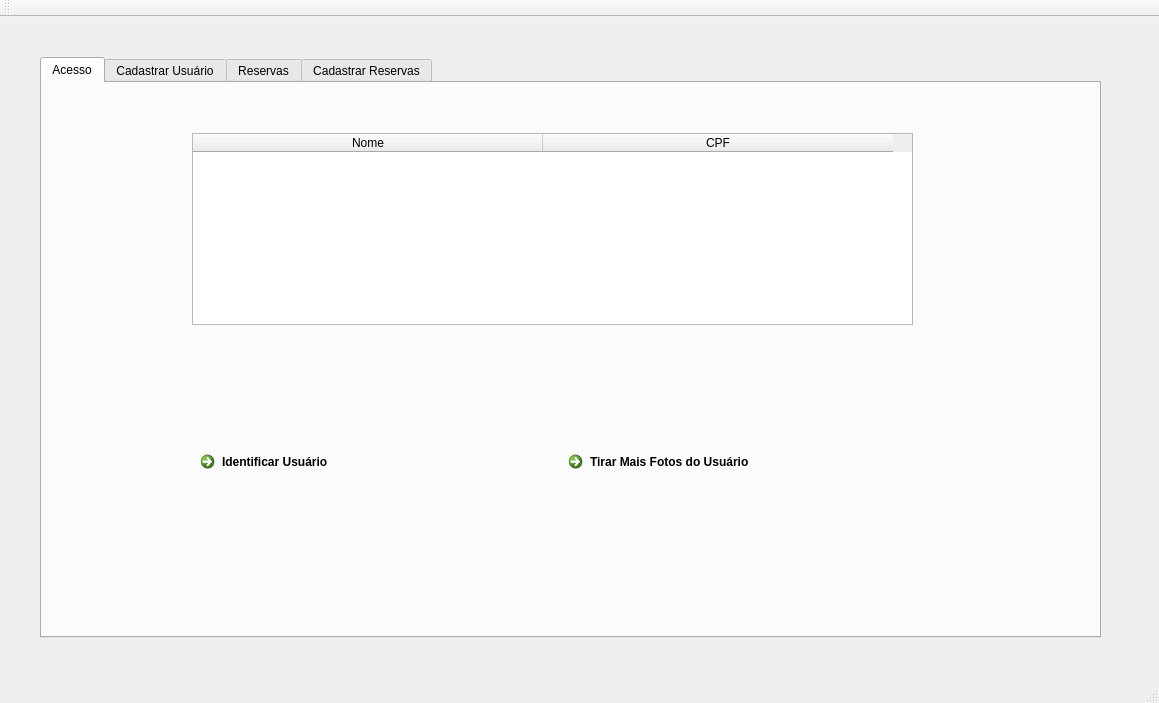
First picture: the form in mainwindow.ui, repository lksalbq/user-control-system, before the edit.
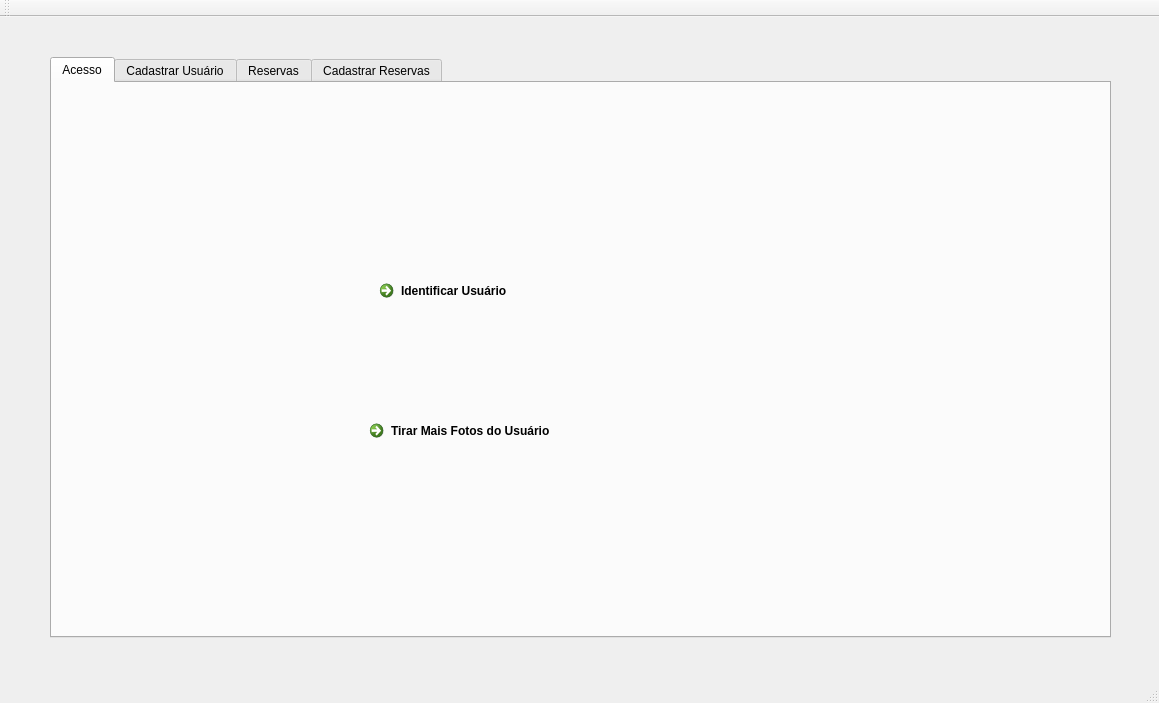
Second picture: the form after the edit. The open tabs and pages were chosen to show the change.

The edit to the form file:
```diff
--- a/mainwindow.ui
+++ b/mainwindow.ui
@@ -20,7 +20,7 @@
    <widget class="QTabWidget" name="tabReserveRegister">
     <property name="geometry">
      <rect>
-      <x>40</x>
+      <x>50</x>
       <y>40</y>
       <width>1061</width>
       <height>581</height>
@@ -33,60 +33,31 @@
      <attribute name="title">
       <string>Acesso</string>
      </attribute>
-     <widget class="QTableWidget" name="userTableWidget">
+     <widget class="QCommandLinkButton" name="identifyUserButton">
       <property name="geometry">
        <rect>
-        <x>150</x>
-        <y>50</y>
-        <width>721</width>
-        <height>192</height>
+        <x>320</x>
+        <y>190</y>
+        <width>372</width>
+        <height>53</height>
        </rect>
       </property>
-      <property name="layoutDirection">
-       <enum>Qt::LeftToRight</enum>
+      <property name="text">
+       <string>Identificar Usuário</string>
       </property>
-      <property name="rowCount">
-       <number>0</number>
-      </property>
-      <attribute name="horizontalHeaderDefaultSectionSize">
-       <number>350</number>
-      </attribute>
-      <column>
-       <property name="text">
-        <string>Nome</string>
-       </property>
-      </column>
-      <column>
-       <property name="text">
-        <string>CPF</string>
-       </property>
-      </column>
      </widget>
-     <widget class="QWidget" name="">
+     <widget class="QCommandLinkButton" name="takeMorePictures">
       <property name="geometry">
        <rect>
-        <x>140</x>
-        <y>350</y>
-        <width>751</width>
-        <height>55</height>
+        <x>310</x>
+        <y>330</y>
+        <width>381</width>
+        <height>53</height>
        </rect>
       </property>
-      <layout class="QGridLayout" name="gridLayout">
-       <item row="0" column="0">
-        <widget class="QCommandLinkButton" name="identifyUserButton">
-         <property name="text">
-          <string>Identificar Usuário</string>
-         </property>
-        </widget>
-       </item>
-       <item row="0" column="1">
-        <widget class="QCommandLinkButton" name="takeMorePictures">
-         <property name="text">
-          <string>Tirar Mais Fotos do Usuário</string>
-         </property>
-        </widget>
-       </item>
-      </layout>
+      <property name="text">
+       <string>Tirar Mais Fotos do Usuário</string>
+      </property>
      </widget>
     </widget>
     <widget class="QWidget" name="tab_2">
```
Left out of the diff: 27 changed lines with no effect on the pictures.
